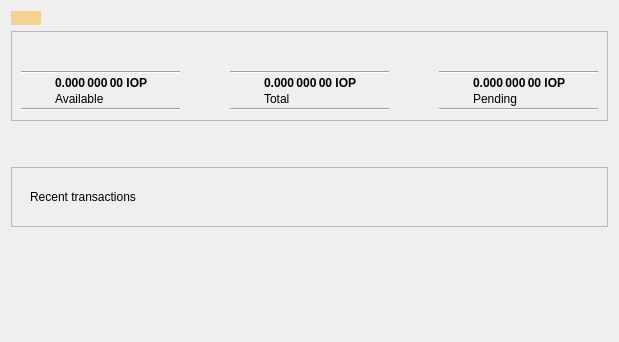
Before: the Qt Designer form src/qt/forms/overviewpage.ui in Internet-of-People/iop-core, drawn with Qt 5.
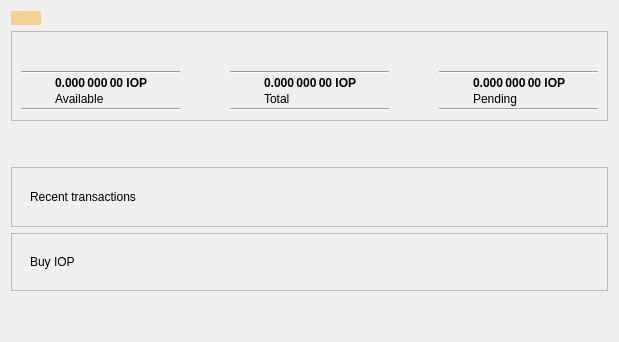
After: the same form once the commit is applied. Icons and pictures are not drawn.

Commit message: transaction & buy -> overview

```diff
--- a/src/qt/forms/overviewpage.ui
+++ b/src/qt/forms/overviewpage.ui
@@ -561,6 +561,50 @@
                                     </layout>
                                 </widget>
                             </item>
+                            <item>
+                                <widget class="QFrame" name="buyFrame">
+                                    <property name="frameShape">
+                                        <enum>QFrame::StyledPanel</enum>
+                                    </property>
+                                    <property name="frameShadow">
+                                        <enum>QFrame::Raised</enum>
+                                    </property>
+                                    <layout class="QVBoxLayout" name="buyLayout">
+                                        <item>
+                                            <widget class="QFrame" name="buyTitle">
+                                                <layout class="QHBoxLayout" name="horizontalLayout_2">
+                                                    <item>
+                                                        <widget class="QLabel" name="buy_title">
+                                                            <property name="font">
+                                                                <font>
+                                                                    <weight>25</weight>
+                                                                    <bold>false</bold>
+                                                                </font>
+                                                            </property>
+                                                            <property name="text">
+                                                                <string>Buy IOP</string>
+                                                            </property>
+                                                        </widget>
+                                                    </item>
+                                                    <item>
+                                                        <spacer name="horizontalSpacer">
+                                                            <property name="orientation">
+                                                                <enum>Qt::Horizontal</enum>
+                                                            </property>
+                                                            <property name="sizeHint" stdset="0">
+                                                                <size>
+                                                                    <width>40</width>
+                                                                    <height>20</height>
+                                                                </size>
+                                                            </property>
+                                                        </spacer>
+                                                    </item>
+                                                </layout>
+                                            </widget>
+                                        </item>
+                                    </layout>
+                                </widget>
+                            </item>
                             <item>
                                 <spacer name="verticalSpacer_2">
                                     <property name="orientation">
```
The commit also changes 1 other file.
